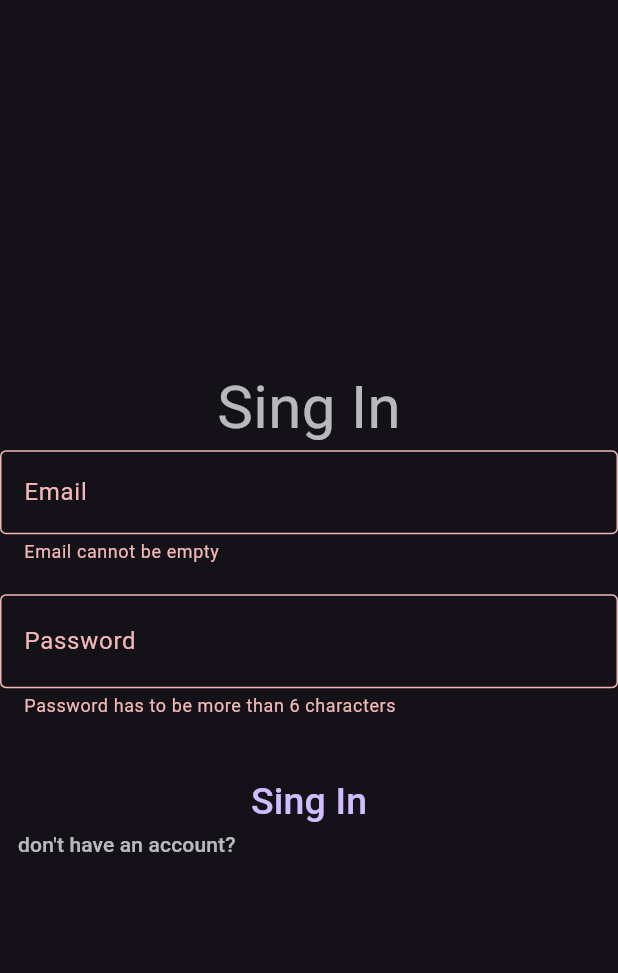
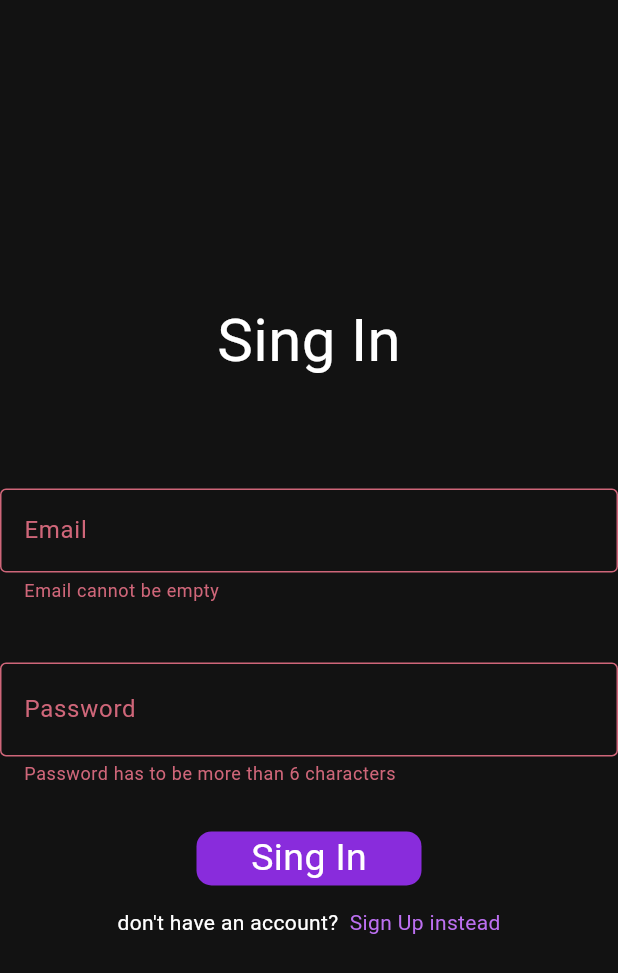
Before and after one commit to MohannadMadi/course_scheduler, a Flutter app: the screen it shows after launch, after a tap on "Sing In", on a phone screen of 412 x 824 dp. Shown: the top 973 px of the screen. Run offline on Flutter 3.47's test engine with Material 3 defaults, Android fonts, the phone set to English and light mode, and no system bars; our stand-ins replace firebase_auth, firebase_core; accounts and stored records are empty.

Commit message:
navigation on signIn complete

```diff
--- a/lib/main.dart
+++ b/lib/main.dart
@@ -1,14 +1,23 @@
 import 'package:course_scheduler/firebase_options.dart';
+import 'package:course_scheduler/src/model/user.dart';
+import 'package:course_scheduler/src/services/auth.dart';
 import 'package:course_scheduler/src/utils/colors.dart';
 import 'package:course_scheduler/src/view/authintication/loginPage.dart';
 import 'package:course_scheduler/src/view/wrapper/wrapper.dart';
 import 'package:firebase_core/firebase_core.dart';
 import 'package:flutter/material.dart';
+import 'package:provider/provider.dart';
 
 Future<void> main() async {
   WidgetsFlutterBinding.ensureInitialized();
   await Firebase.initializeApp(options: DefaultFirebaseOptions.currentPlatform);
-  runApp(  MyApp());
+  runApp(
+    StreamProvider<CustomUser?>.value(
+      value: AuthServices().user,
+      initialData: null,
+      child: MyApp(),
+    ),
+   );
 }
 
 class MyApp extends StatelessWidget {
@@ -18,31 +27,7 @@ class MyApp extends StatelessWidget {
   @override
   Widget build(BuildContext context) {
     return MaterialApp(
-      theme: ThemeData(
-        brightness: Brightness.dark,
-        primaryColor: Colors.black,
-        hintColor: Colors.purple,
-        appBarTheme: AppBarTheme(
-          backgroundColor: Colors.black,
-          elevation: 0,
-          titleTextStyle: TextStyle(
-            color: Colors.white,
-            fontSize: 20,
-            fontWeight: FontWeight.bold,
-          ),
-        ),
-        buttonTheme: ButtonThemeData(
-          buttonColor: Colors.purple,
-          textTheme: ButtonTextTheme.primary,
-        ),
-        elevatedButtonTheme: ElevatedButtonThemeData(
-          style: ButtonStyle(
-            backgroundColor: MaterialStateProperty.all<Color>(Colors.purple),
-            padding: MaterialStateProperty.all<EdgeInsets>(
-                EdgeInsets.symmetric(horizontal: 20, vertical: 15)),
-          ),
-        ),
-      ),
-      home: const Scaffold(body:Wrapper()),);
+      theme: ThemeData.from(colorScheme: ColorScheme.dark(background: AppColors.mainBlack)) ,
+      home: Scaffold(body:Wrapper()),);
   }
 }
--- a/lib/src/model/user.dart
+++ b/lib/src/model/user.dart
@@ -1,4 +1,4 @@
 class CustomUser{
-   String ?uid;
-   CustomUser({this.uid});
+   String uid;
+   CustomUser({required this.uid});
 }
--- a/lib/src/services/auth.dart
+++ b/lib/src/services/auth.dart
@@ -1,3 +1,5 @@
+import 'dart:async';
+
 import 'package:firebase_auth/firebase_auth.dart';
 import 'package:flutter/cupertino.dart';
 
@@ -21,9 +23,9 @@ class AuthServices {
       return _userFromFirebaseUser(result.user);
     } on FirebaseAuthException catch (e) {
       if (e.code == 'user-not-found') {
-        print('No user found for that email.');
+        debugPrint('No user found for that email.');
       } else if (e.code == 'wrong-password') {
-        print('Wrong password provided.');
+        debugPrint('Wrong password provided.');
       }
       return null;
     }
@@ -42,7 +44,9 @@ class AuthServices {
       return null;
     }
   }
-
+Stream<CustomUser?> get user{
+    return _auth.authStateChanges().map((User? user)=>user!=null?CustomUser(uid: user!.uid):null);
+}
   // Sign out
   Future signOut() async {
     try {
--- a/lib/src/utils/colors.dart
+++ b/lib/src/utils/colors.dart
@@ -4,9 +4,16 @@ import 'package:flutter/material.dart';
 
 class AppColors{
 
-  static const mainBlack= Color(0xff000000);
+  static const mainBlack= Color(0xff121212);
+  static const subBlack= Colors.black12;
+
   static const darkPurple=  Color(0xff52057B);
-  static const midPurple=  Color(0xff892CDC);
-  static const lightPurple=   Color(0xffBC6FF1);
-  static const mainWhite=   Colors.white70;
+  static const mainButtonColor=  Color(0xff892CDC);
+  static const subTextColor=   Color(0xffBC6FF1);
+  static const mainTextColor=   Colors.white;
+  static const mainBlue=   Color(0xff8CABFF);
+  static const errorRed=   Color(0xffBE3144);
+  static const successGreen=   Color(0xffA1DD70);
+
+
 }
--- a/lib/src/view/authintication/loginPage.dart
+++ b/lib/src/view/authintication/loginPage.dart
@@ -1,5 +1,8 @@
+import 'dart:async';
+
 import 'package:course_scheduler/src/services/auth.dart';
 import 'package:course_scheduler/src/utils/colors.dart';
+import 'package:course_scheduler/src/view/authintication/signUpPage.dart';
 import 'package:flutter/cupertino.dart';
 import 'package:flutter/material.dart';
 
@@ -16,13 +19,16 @@ class _LoginPageState extends State<LoginPage> {
   String? password;
   bool obscure = true;
   final AuthServices _auth = AuthServices();
-  String error='';
+
   @override
   Widget build(BuildContext context) {
     return Column(mainAxisAlignment: MainAxisAlignment.center, children: [
       const Text(
         "Sing In",
-        style: TextStyle(color: AppColors.mainWhite, fontSize: 40),
+        style: TextStyle(color: AppColors.mainTextColor, fontSize: 40),
+      ),
+      const SizedBox(
+        height: 70,
       ),
       Form(
           key: _formKey,
@@ -41,7 +47,7 @@ class _LoginPageState extends State<LoginPage> {
                   border: OutlineInputBorder(),
                 ),
               ),
-              const SizedBox(height: 20),
+              const SizedBox(height: 40),
               TextFormField(
                 obscureText: obscure,
                 validator: (val) => val.toString().length > 6
@@ -61,6 +67,7 @@ class _LoginPageState extends State<LoginPage> {
                       },
                       child: const Icon(
                         Icons.remove_red_eye,
+                        color: AppColors.mainBlue,
                       )),
                   labelText: 'Password',
                   border: const OutlineInputBorder(),
@@ -71,30 +78,71 @@ class _LoginPageState extends State<LoginPage> {
       const SizedBox(
         height: 30,
       ),
-      error==""?const SizedBox():Text(error,style: const TextStyle(color: Colors.redAccent,fontSize: 15),),
-      TextButton(
-          onPressed: () async{
-            if (_formKey.currentState!.validate()) {
-              dynamic result = await _auth.signIn(email!, password!);
-              if (result == null) {
-                error="Please use valid credentials";
-              }else{
-                error='';
+      Column(
+        children: [
+          InkWell(
+            onTap: () async {
+              if (_formKey.currentState!.validate()) {
+                dynamic result = await _auth.signIn(email!, password!);
+
+                  ScaffoldMessenger.of(context).showSnackBar(
+                      SnackBar(
+                      content: Row(
+                        children: [
+                          Icon(
+                            result == null?Icons.error_outline:Icons.check,
+                            color: result == null?AppColors.errorRed:AppColors.successGreen,
+                          ),
+                          Text( result == null?"  Please use valid credentials":"Signed In successfully",
+                              style: TextStyle(
+                                  color:result == null? AppColors.errorRed:AppColors.successGreen, fontSize: 15)),
+                        ],
+                      ),
+                      backgroundColor: AppColors.subBlack,
+                    ),
+                  );
+
+
+
               }
-            }
-          },
-          child: const Column(
+            },
+            child: Container(
+              alignment: Alignment.center,
+              width: 150,
+              decoration: BoxDecoration(
+                  borderRadius: BorderRadius.circular(10),
+                  color: AppColors.mainButtonColor),
+              child: const Text(
+                "Sing In",
+                style: TextStyle(fontSize: 25, color: AppColors.mainTextColor),
+              ),
+            ),
+          ),
+          const SizedBox(
+            height: 15,
+          ),
+          Row(
+            mainAxisAlignment: MainAxisAlignment.center,
             children: [
-              Text(
-                "Sing In",
-                style: TextStyle(fontSize: 25),
-              ),Row(
-                children: [
-                  Text("don't have an account? ",style: TextStyle(color: AppColors.mainWhite),),
-                ],
+              const Text(
+                "don't have an account?  ",
+                style: TextStyle(color: AppColors.mainTextColor),
+              ),
+              InkWell(
+                onTap: () {
+                  Navigator.of(context).push(MaterialPageRoute(
+                      builder: (context) => const SignUpPage()));
+                },
+                child: const Text(
+                  "Sign Up instead",
+                  style: TextStyle(color: AppColors.subTextColor),
+                  // style: TextStyle(color: ),
+                ),
               )
             ],
-          ))
+          )
+        ],
+      )
     ]);
   }
 }
--- /dev/null
+++ b/lib/src/view/authintication/signUpPage.dart
@@ -0,0 +1,15 @@
+import 'package:flutter/cupertino.dart';
+
+class SignUpPage extends StatefulWidget {
+  const SignUpPage({super.key});
+
+  @override
+  State<SignUpPage> createState() => _SignUpPageState();
+}
+
+class _SignUpPageState extends State<SignUpPage> {
+  @override
+  Widget build(BuildContext context) {
+    return const Placeholder();
+  }
+}
--- /dev/null
+++ b/lib/src/view/homePage/home.dart
@@ -0,0 +1,21 @@
+import 'package:course_scheduler/src/services/auth.dart';
+import 'package:flutter/cupertino.dart';
+import 'package:flutter/material.dart';
+
+class HomePage extends StatefulWidget {
+  const HomePage({super.key});
+
+  @override
+  State<HomePage> createState() => _HomePageState();
+}
+
+class _HomePageState extends State<HomePage> {
+  final AuthServices _auth = AuthServices();
+
+  @override
+  Widget build(BuildContext context) {
+    return Scaffold(body: FloatingActionButton(onPressed: () {
+      _auth.signOut();
+    },));
+  }
+}
--- a/lib/src/view/wrapper/wrapper.dart
+++ b/lib/src/view/wrapper/wrapper.dart
@@ -1,5 +1,10 @@
+import 'package:course_scheduler/src/providers/userProvider.dart';
 import 'package:course_scheduler/src/view/authintication/loginPage.dart';
+import 'package:course_scheduler/src/view/homePage/home.dart';
 import 'package:flutter/cupertino.dart';
+import 'package:provider/provider.dart';
+
+import '../../model/user.dart';
 
 class Wrapper extends StatefulWidget {
   const Wrapper({super.key});
@@ -11,6 +16,8 @@ class Wrapper extends StatefulWidget {
 class _WrapperState extends State<Wrapper> {
   @override
   Widget build(BuildContext context) {
-    return LoginPage();
+    final user =Provider.of<CustomUser?>(context);
+
+    return user==null?LoginPage():HomePage();
   }
 }
```
Also changed, not shown: lib/src/providers/userProvider.dart (added, +13 -0 lines).
